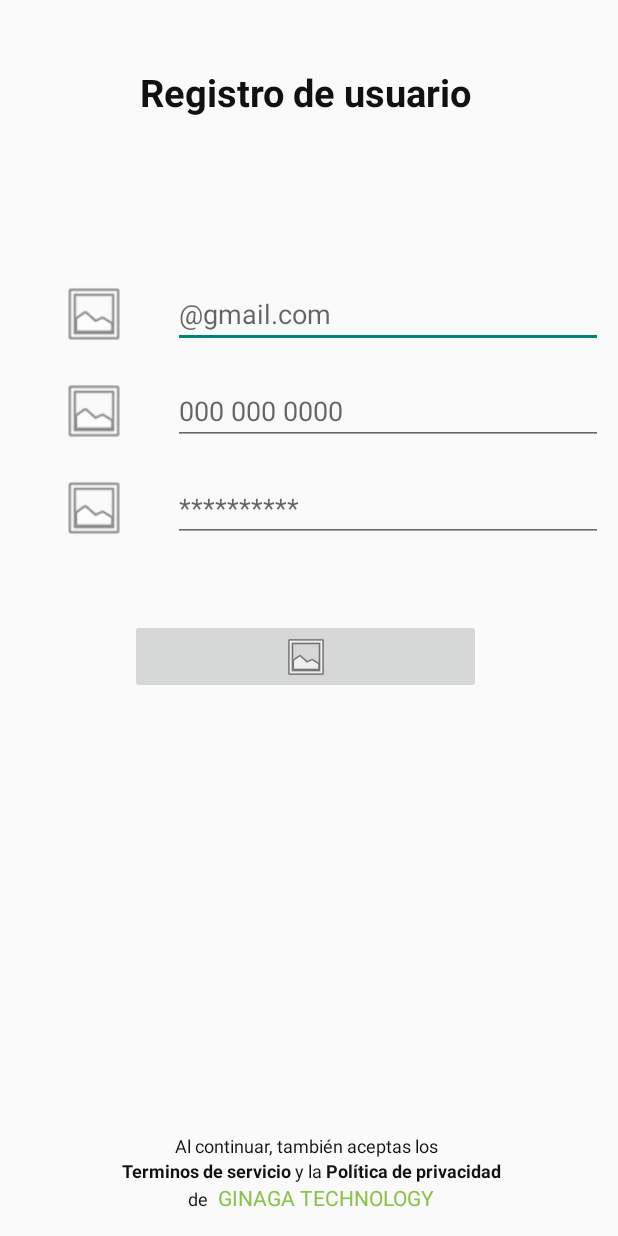
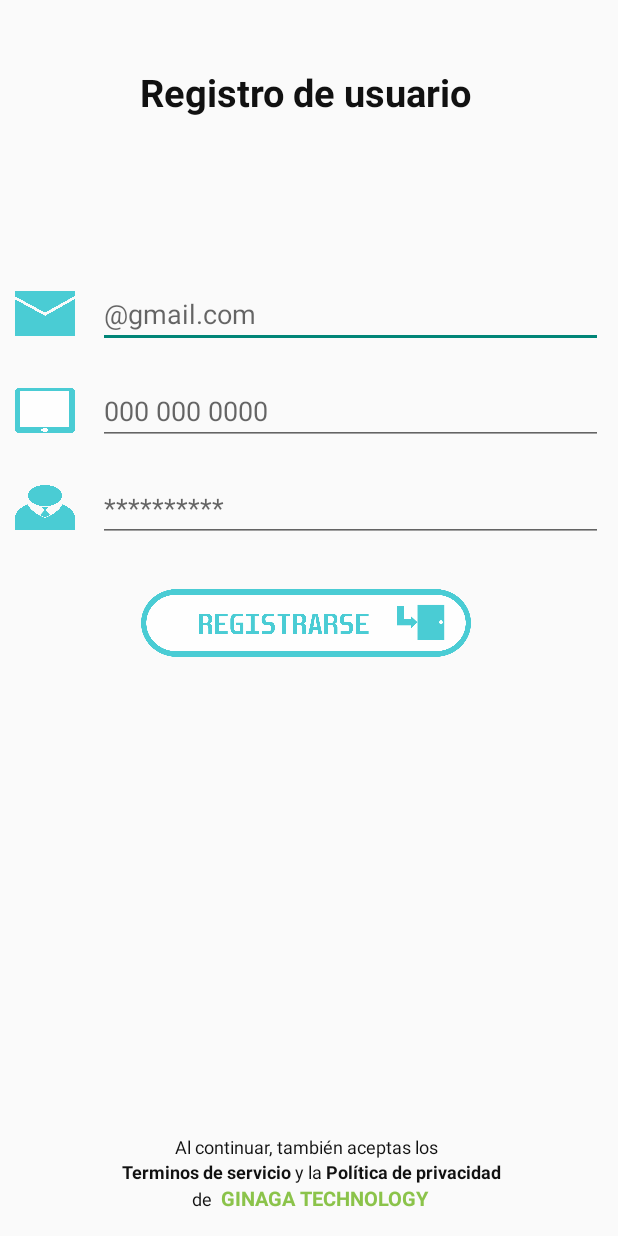
Before and after one commit to rubennavarrete10/LOGIN, an Android app: the registro screen opened directly, with no data from a screen before it, on a phone screen of 412 x 824 dp. Run offline under Robolectric (Android 15) with nearby library versions, the phone set to English and light mode, and no system bars; our stand-ins replace Firebase (no records; nobody signed in at launch, a user with empty details on screens opened directly).

Commit message:
solo los botone no se ven en el celular fisico

```diff
--- a/app/src/main/res/layout/activity_registro.xml
+++ b/app/src/main/res/layout/activity_registro.xml
@@ -12,6 +12,8 @@
         android:layout_height="wrap_content"
         android:layout_marginTop="44dp"
         android:text="Registro de usuario"
+        android:scaleType="fitXY"
+        android:background="@android:color/transparent"
         android:textColor="#111111"
         android:textSize="25sp"
         android:textStyle="bold"
@@ -41,10 +43,13 @@
 
             <ImageView
                 android:id="@+id/imageView2"
-                android:layout_width="wrap_content"
-                android:layout_height="match_parent"
-                android:layout_weight="1"
-                app:srcCompat="@android:drawable/ic_menu_gallery" />
+                android:layout_width="40dp"
+                android:layout_height="30dp"
+                android:background="@android:color/transparent"
+                android:scaleType="fitXY"
+                android:layout_gravity="center"
+                android:layout_marginRight="15dp"
+                app:srcCompat="@drawable/email" />
 
             <EditText
                 android:id="@+id/editEmail"
@@ -71,10 +76,13 @@
 
             <ImageView
                 android:id="@+id/imageView4"
-                android:layout_width="wrap_content"
-                android:layout_height="match_parent"
-                android:layout_weight="1"
-                app:srcCompat="@android:drawable/ic_menu_gallery" />
+                android:layout_width="40dp"
+                android:layout_height="30dp"
+                android:layout_gravity="center"
+                android:layout_marginRight="15dp"
+                android:background="@android:color/transparent"
+                android:scaleType="fitXY"
+                app:srcCompat="@drawable/phone" />
 
             <EditText
                 android:id="@+id/editPhone"
@@ -101,10 +109,13 @@
 
             <ImageView
                 android:id="@+id/imageView5"
-                android:layout_width="wrap_content"
-                android:layout_height="match_parent"
-                android:layout_weight="1"
-                app:srcCompat="@android:drawable/ic_menu_gallery" />
+                android:layout_width="40dp"
+                android:layout_height="30dp"
+                android:layout_gravity="center"
+                android:layout_marginRight="15dp"
+                android:background="@android:color/transparent"
+                android:scaleType="fitXY"
+                app:srcCompat="@drawable/user" />
 
             <EditText
                 android:id="@+id/editPass"
@@ -129,14 +140,16 @@
 
     <ImageButton
         android:id="@+id/imageregistro"
-        android:layout_width="234dp"
-        android:layout_height="50dp"
-        android:layout_marginTop="32dp"
+        android:layout_width="220dp"
+        android:layout_height="45dp"
+        android:layout_marginTop="12dp"
+        android:background="@android:color/transparent"
+        android:scaleType="fitXY"
         app:layout_constraintEnd_toEndOf="parent"
-        app:layout_constraintHorizontal_bias="0.487"
+        app:layout_constraintHorizontal_bias="0.49"
         app:layout_constraintStart_toStartOf="parent"
         app:layout_constraintTop_toBottomOf="@+id/linearLayout2"
-        app:srcCompat="@android:drawable/ic_menu_gallery" />
+        app:srcCompat="@drawable/register" />
 
     <LinearLayout
         android:id="@+id/linearLayout3"
@@ -216,8 +229,8 @@
                 android:gravity="center_horizontal"
                 android:text=" GINAGA TECHNOLOGY"
                 android:textColor="#8BC34A"
-
-                android:textSize="14sp" />
+                android:textStyle="bold"
+                android:textSize="13sp" />
         </LinearLayout>
 
     </LinearLayout>
--- a/build.gradle
+++ b/build.gradle
@@ -10,6 +10,7 @@ buildscript {
     dependencies {
         classpath 'com.android.tools.build:gradle:3.6.1'
         classpath 'com.google.gms:google-services:4.3.3'
+        classpath 'com.google.firebase:firebase-crashlytics-gradle:2.2.1'
 
         // NOTE: Do not place your application dependencies here; they belong
         // in the individual module build.gradle files
```
Also changed, not shown: app/src/main/java/com/example/login/MainActivity.java (+63 -13 lines), app/src/main/java/com/example/login/olvidadocontrasena.java (+42 -7 lines), app/src/main/java/com/example/login/registro.java (+91 -12 lines), app/src/main/res/layout/activity_main.xml (+22 -13 lines), app/src/main/res/layout/activity_olvidadocontrasena.xml (+17 -12 lines), app/src/main/res/drawable-v24/email.png (renamed from app/src/main/res/drawable/EMAIL.png), app/src/main/res/drawable/bitacore.png (renamed from app/src/main/res/drawable/BITACORE.png), app/src/main/res/drawable/pass1.png (renamed from app/src/main/res/drawable/PASS1.png), app/src/main/res/drawable/pass2.png (renamed from app/src/main/res/drawable/PASS2.png), app/src/main/res/drawable/phone.png (renamed from app/src/main/res/drawable/PHONE.png), app/src/main/res/drawable/register.png (renamed from app/src/main/res/drawable/REGISTER.png), app/src/main/res/drawable/send.png (renamed from app/src/main/res/drawable/SEND.png), app/src/main/res/drawable/sing.png (renamed from app/src/main/res/drawable/SIGN IN.png), app/src/main/res/drawable/user.png (renamed from app/src/main/res/drawable/USER.png).
